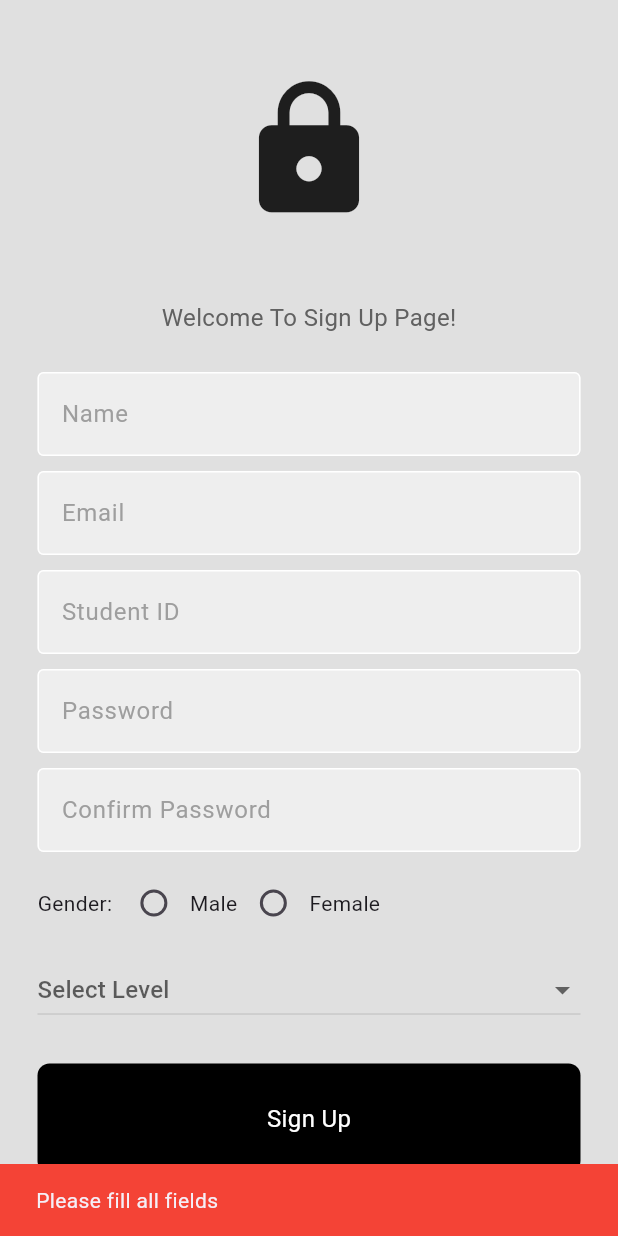
After one commit to mn3mnn/flutter-ass-1, a Flutter app: the SignupPage screen opened by its route, after a tap on "Sign Up", on a phone screen of 412 x 824 dp. The commit adds this screen. Run offline on Flutter 3.47's test engine with Material 3 defaults, Android fonts, the phone set to English and light mode, and no system bars; our stand-ins replace firebase_core, sqflite, sqflite_common, sqflite_common_ffi; accounts and stored records are empty.

Commit message:
Adding SignUp page without DataBase

```diff
--- a/ass1/lib/components/button.dart
+++ b/ass1/lib/components/button.dart
@@ -2,8 +2,9 @@ import 'package:flutter/material.dart';
 
 class MyButton extends StatelessWidget {
   final Function()? onTap;
+  final String text;
 
-  const MyButton({super.key, required this.onTap});
+  const MyButton({super.key, required this.onTap, required this.text});
 
   @override
   Widget build(BuildContext context) {
@@ -16,14 +17,10 @@ class MyButton extends StatelessWidget {
           color: Colors.black,
           borderRadius: BorderRadius.circular(8),
         ),
-        child: const Center(
+        child: Center(
           child: Text(
-            "Sign In",
-            style: TextStyle(
-              color: Colors.white,
-              fontWeight: FontWeight.bold,
-              fontSize: 16,
-            ),
+            text,
+            style: TextStyle(color: Colors.white, fontSize: 16),
           ),
         ),
       ),
--- /dev/null
+++ b/ass1/lib/database/database_helper.dart
@@ -0,0 +1,68 @@
+import 'package:sqflite/sqflite.dart';
+import 'package:path/path.dart';
+import 'package:path_provider/path_provider.dart';
+import 'package:flutter/widgets.dart';
+
+class DatabaseHelper {
+  static final DatabaseHelper _instance = DatabaseHelper._internal();
+  factory DatabaseHelper() => _instance;
+  static Database? _database;
+
+  DatabaseHelper._internal();
+
+  Future<Database> get database async {
+    if (_database != null) return _database!;
+    _database = await _initDatabase();
+    return _database!;
+  }
+
+    Future<Database> _initDatabase() async {
+    WidgetsFlutterBinding.ensureInitialized(); // Ensure Flutter is ready
+
+    try {
+      String path = join(await getDatabasesPath(), 'users.db');
+      return await openDatabase(
+        path,
+        version: 1,
+        onCreate: (db, version) async {
+          await db.execute(
+            '''CREATE TABLE users (
+              id INTEGER PRIMARY KEY AUTOINCREMENT,
+              name TEXT NOT NULL,
+              email TEXT UNIQUE NOT NULL,
+              studentId TEXT UNIQUE NOT NULL,
+              password TEXT NOT NULL
+            )''',
+          );
+        },
+      );
+    } catch (e) {
+      debugPrint("Database initialization failed: $e");
+      rethrow;
+    }
+  }
+
+  Future<int> insertUser(Map<String, dynamic> user) async {
+    final db = await database;
+    int result = await db.insert('users', user);
+
+    print("User Inserted: $user");
+
+    return result;
+  }
+
+  Future<List<Map<String, dynamic>>> getAllUsers() async {
+    final db = await database;
+    return await db.query('users');
+  }
+
+  Future<Map<String, dynamic>?> getUserByEmail(String email) async {
+    final db = await database;
+    List<Map<String, dynamic>> result = await db.query(
+      'users',
+      where: 'email = ?',
+      whereArgs: [email],
+    );
+    return result.isNotEmpty ? result.first : null;
+  }
+}
--- a/ass1/lib/main.dart
+++ b/ass1/lib/main.dart
@@ -1,11 +1,19 @@
+import 'dart:ui';
 import 'package:firebase_core/firebase_core.dart';
 import 'package:flutter/material.dart';
 import 'pages/login_page.dart';
+import 'pages/signup_page.dart'; // Import the SignUpPage class
 import 'firebase_options.dart';
+import 'package:sqflite_common_ffi/sqflite_ffi.dart';
+import 'package:sqflite_common/sqlite_api.dart';
+import 'dart:typed_data';
+
 
 void main() async {
   WidgetsFlutterBinding.ensureInitialized();
+
   await Firebase.initializeApp(options: DefaultFirebaseOptions.currentPlatform);
+
   runApp(const MyApp());
 }
 
@@ -19,7 +27,12 @@ class MyApp extends StatelessWidget {
       theme: ThemeData(
         colorScheme: ColorScheme.fromSeed(seedColor: Colors.deepPurple),
       ),
-      home: LoginPage(),
+      // home: LoginPage(),
+      initialRoute: '/login',
+      routes: {
+        '/login': (context) => LoginPage(),
+        '/signup': (context) => SignupPage(),
+      },
     );
   }
 }
--- a/ass1/lib/pages/login_page.dart
+++ b/ass1/lib/pages/login_page.dart
@@ -70,7 +70,7 @@ class LoginPage extends StatelessWidget {
               const SizedBox(height: 25),
 
               // sign in button
-              MyButton(onTap: signUserIn),
+              MyButton(onTap: signUserIn , text: 'Login'),
 
               const SizedBox(height: 50),
 
--- /dev/null
+++ b/ass1/lib/pages/signUp_page.dart
@@ -0,0 +1,300 @@
+import 'package:flutter/material.dart';
+import 'package:ass1/components/button.dart';
+import 'package:ass1/components/textfield.dart';
+import '../database/database_helper.dart';
+
+class SignupPage extends StatefulWidget {
+  const SignupPage({super.key});
+
+  @override
+  _SignupPageState createState() => _SignupPageState();
+}
+
+class _SignupPageState extends State<SignupPage> {
+  @override
+  Widget build(BuildContext context) {
+    double screenWidth = MediaQuery.of(context).size.width;
+    return Scaffold(
+      backgroundColor: Colors.grey[300],
+      body: SafeArea(
+        child: Center(
+          child: SingleChildScrollView(
+            child: Column(
+              mainAxisAlignment: MainAxisAlignment.center,
+              children: [
+                const SizedBox(height: 50),
+
+                // logo
+                const Icon(Icons.lock, size: 100),
+
+                const SizedBox(height: 50),
+
+                // welcome back, you've been missed!
+                Text(
+                  'Welcome To Sign Up Page!',
+                  style: TextStyle(color: Colors.grey[700], fontSize: 16),
+                ),
+
+                const SizedBox(height: 25),
+
+                // name textfield
+                MyTextField(
+                  controller: nameController,
+                  hintText: 'Name',
+                  obscureText: false,
+                ),
+
+                const SizedBox(height: 10),
+
+                // email textfield
+                MyTextField(
+                  controller: emailController,
+                  hintText: 'Email',
+                  obscureText: false,
+                ),
+
+                const SizedBox(height: 10),
+
+                // student id field
+                MyTextField(
+                  controller: studentIdController,
+                  hintText: 'Student ID',
+                  obscureText: false,
+                ),
+
+                const SizedBox(height: 10),
+
+                // password textfield
+                MyTextField(
+                  controller: passwordController,
+                  hintText: 'Password',
+                  obscureText: true,
+                ),
+
+                const SizedBox(height: 10),
+
+                // confirm password textfield
+                MyTextField(
+                  controller: confirmPasswordController,
+                  hintText: 'Confirm Password',
+                  obscureText: false,
+                ),
+
+                const SizedBox(height: 10),
+
+                Padding(
+                  padding: const EdgeInsets.symmetric(horizontal: 25.0),
+                  child: Row(
+                    children: [
+                      Text("Gender: "),
+                      Radio<String>(
+                        value: "Male",
+                        groupValue: gender,
+                        onChanged: (value) {
+                          setState(() {
+                            gender = value;
+                          });
+                        },
+                      ),
+                      Text("Male"),
+                      Radio<String>(
+                        value: "Female",
+                        groupValue: gender,
+                        onChanged: (value) {
+                          setState(() {
+                            gender = value;
+                          });
+                        },
+                      ),
+                      Text("Female"),
+                    ],
+                  ),
+                ),
+
+                const SizedBox(height: 10),
+
+                Padding(
+                  padding: const EdgeInsets.symmetric(horizontal: 25.0),
+                  child: DropdownButton<int>(
+                    value: selectedLevel,
+                    // width: screenWidth /4,
+                    hint: Text("Select Level"),
+                    items:
+                        [1, 2, 3, 4]
+                            .map(
+                              (level) => DropdownMenuItem(
+                                value: level,
+                                child: Text("Level $level"),
+                              ),
+                            )
+                            .toList(),
+                    onChanged: (value) => setState(() => selectedLevel = value),
+                    isExpanded: true,
+                  ),
+                ),
+
+                const SizedBox(height: 25),
+
+                // sign in button
+                MyButton(onTap: () => signUserUp(context), text: "Sign Up"),
+
+                const SizedBox(height: 50),
+
+                // already a member? login now
+                Row(
+                  mainAxisAlignment: MainAxisAlignment.center,
+                  children: [
+                    Text(
+                      'Already a member?',
+                      style: TextStyle(color: Colors.grey[700]),
+                    ),
+                    const SizedBox(width: 4),
+                    GestureDetector(
+                      onTap: () {
+                        Navigator.pushNamed(context, '/login');
+                      },
+                      child: const Text(
+                        'Login now',
+                        style: TextStyle(
+                          color: Colors.blue,
+                          fontWeight: FontWeight.bold,
+                        ),
+                      ),
+                    ),
+                  ],
+                ),
+              ],
+            ),
+          ),
+        ),
+      ),
+    );
+  }
+  // text editing controllers
+  final nameController = TextEditingController();
+  final emailController = TextEditingController();
+  final studentIdController = TextEditingController();
+  final passwordController = TextEditingController();
+  final confirmPasswordController = TextEditingController();
+  String? gender;
+  int? selectedLevel;
+
+  void signUserUp(BuildContext context) async {
+    String name = nameController.text.trim();
+    String email = emailController.text.trim();
+    String studentId = studentIdController.text.trim();
+    String password = passwordController.text;
+    String confirmPassword = confirmPasswordController.text;
+
+    String emailPattern =
+        r'^\d+@stud\.fci-cu\.edu\.eg$'; //123456@stud.fci-cu.edu.eg
+    RegExp emailRegex = RegExp(emailPattern);
+    bool isEmailValid = emailRegex.hasMatch(email.trim());
+
+    bool hasNumber = password.contains(RegExp(r'[0-9]'));
+    bool isPasswordValid = password.length >= 8 && hasNumber;
+
+    RegExp studentIdRegex = RegExp(r'^\d+$');
+    bool isStudentIdValid = studentIdRegex.hasMatch(studentId.trim());
+
+    if (name.isEmpty ||
+        email.isEmpty ||
+        studentId.isEmpty ||
+        password.isEmpty ||
+        confirmPassword.isEmpty) {
+      ScaffoldMessenger.of(context).showSnackBar(
+        SnackBar(
+          content: Text('Please fill all fields'),
+          backgroundColor: Colors.red,
+        ),
+      );
+    } else if (!isEmailValid) {
+      ScaffoldMessenger.of(context).showSnackBar(
+        SnackBar(
+          content: Text(
+            'Invalid email address, email should be in the form of your student id followed by @stud.fci-cu.edu.eg',
+          ),
+          backgroundColor: Colors.red,
+        ),
+      );
+    } else if (!isStudentIdValid) {
+      ScaffoldMessenger.of(context).showSnackBar(
+        SnackBar(
+          content: Text('Invalid student id'),
+          backgroundColor: Colors.red,
+        ),
+      );
+    } else if (!email.startsWith(studentId)) {
+      ScaffoldMessenger.of(context).showSnackBar(
+        SnackBar(
+          content: Text('Email must start with your student id'),
+          backgroundColor: Colors.red,
+        ),
+      );
+    } else if (!isPasswordValid) {
+      ScaffoldMessenger.of(context).showSnackBar(
+        SnackBar(
+          content: Text(
+            'Password must be at least 8 characters and contain a number',
+          ),
+          backgroundColor: Colors.red,
+        ),
+      );
+    } else if (password != confirmPassword) {
+      ScaffoldMessenger.of(context).showSnackBar(
+        SnackBar(
+          content: Text('Passwords do not match'),
+          backgroundColor: Colors.red,
+        ),
+      );
+    } else {
+      ScaffoldMessenger.of(context).showSnackBar(
+        SnackBar(
+          content: Text('Sign up successful'),
+          backgroundColor: Colors.green,
+        ),
+      );
+    }
+
+  DatabaseHelper dbHelper = DatabaseHelper();
+
+  void testFetchUsers() async {
+    DatabaseHelper dbHelper = DatabaseHelper();
+    List<Map<String, dynamic>> users = await dbHelper.getAllUsers();
+
+    print("Users in DB: $users"); // ✅ Debugging Log
+  }
+
+  Map<String, dynamic>? existingUser = await dbHelper.getUserByEmail(email);
+  if (existingUser != null) {
+    showMessage(context, "User already exists with this email.");
+    return;
+  }
+
+  int userId = await dbHelper.insertUser({
+    'name': name,
+    'email': email,
+    'studentId': studentId,
+    'password': password, // In production, hash the password
+  });
+
+  if (userId > 0) {
+    showMessage(context, "Signup Successful!");
+    testFetchUsers();
+  } else {
+    showMessage(context, "Signup Failed!");
+  }
+}
+
+
+
+  }
+
+  void showMessage(BuildContext context, String message) {
+    ScaffoldMessenger.of(context).showSnackBar(
+      SnackBar(
+        content: Text(message),
+        backgroundColor: message == "Signup Successful!" ? Colors.green : Colors.red,
+      ),
+    );
+  }
--- a/ass1/pubspec.yaml
+++ b/ass1/pubspec.yaml
@@ -31,10 +31,14 @@ dependencies:
   flutter:
     sdk: flutter
 
+  sqflite: any
+  path_provider: any
+
   # The following adds the Cupertino Icons font to your application.
   # Use with the CupertinoIcons class for iOS style icons.
   cupertino_icons: ^1.0.8
   firebase_core: ^3.12.1
+  sqflite_common_ffi: ^2.3.5
 
 dev_dependencies:
   flutter_test:
```
Also changed, not shown: 1 other file.
